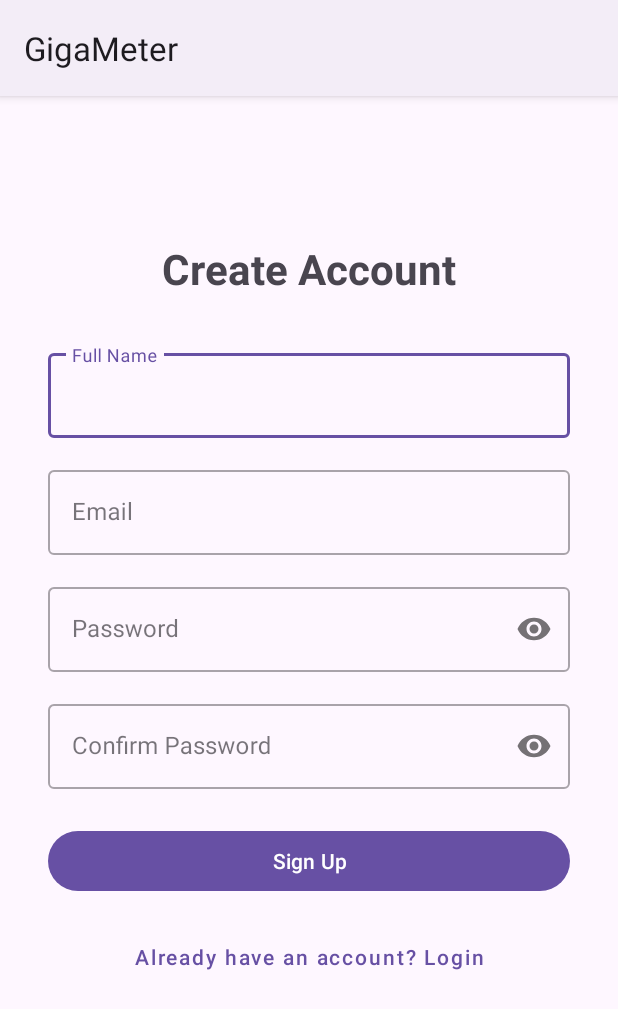
After one commit to Amartyakaushik/GigaMeter, an Android app: the SignupActivity screen opened directly, with no data from a screen before it, on a phone screen of 412 x 824 dp. The commit adds this screen. Shown: the top 1009 px of the screen. Run offline under Robolectric (Android 15) with nearby library versions, the phone set to English and light mode, and no system bars; our stand-ins replace Firebase (no records; nobody signed in at launch, a user with empty details on screens opened directly).

Commit message:
feat: Add sign-out functionality and improve UI
- Add MaterialToolbar with sign-out option in action bar
- Update app theme to support action bar
- Implement proper sign-out functionality in MainActivity
- Fix progress bar visibility issue in SignupActivity
- Improve error handling and user feedback
- Implement view binding across all activities
- Add proper Firebase initialization checks
- Update layout constraints for better UI organization

This commit enhances the authentication flow and user experience by:
- Providing a clear way to sign out through the action bar
- Ensuring proper loading state management
- Improving error messages and validation feedback
- Modernizing the UI with Material Design 3 components

```diff
--- /dev/null
+++ b/app/src/main/res/layout/activity_signup.xml
@@ -0,0 +1,129 @@
+<?xml version="1.0" encoding="utf-8"?>
+<androidx.constraintlayout.widget.ConstraintLayout xmlns:android="http://schemas.android.com/apk/res/android"
+    xmlns:app="http://schemas.android.com/apk/res-auto"
+    xmlns:tools="http://schemas.android.com/tools"
+    android:layout_width="match_parent"
+    android:layout_height="match_parent"
+    android:padding="32dp"
+    tools:context=".SignupActivity">
+
+    <TextView
+        android:id="@+id/titleTextView"
+        android:layout_width="wrap_content"
+        android:layout_height="wrap_content"
+        android:text="Create Account"
+        android:textSize="28sp"
+        android:textStyle="bold"
+        app:layout_constraintTop_toTopOf="parent"
+        app:layout_constraintStart_toStartOf="parent"
+        app:layout_constraintEnd_toEndOf="parent"
+        android:layout_marginTop="64dp" />
+
+    <com.google.android.material.textfield.TextInputLayout
+        android:id="@+id/nameInputLayout"
+        style="@style/Widget.MaterialComponents.TextInputLayout.OutlinedBox"
+        android:layout_width="0dp"
+        android:layout_height="wrap_content"
+        android:layout_marginTop="32dp"
+        app:layout_constraintTop_toBottomOf="@id/titleTextView"
+        app:layout_constraintStart_toStartOf="parent"
+        app:layout_constraintEnd_toEndOf="parent">
+
+        <com.google.android.material.textfield.TextInputEditText
+            android:id="@+id/nameEditText"
+            android:layout_width="match_parent"
+            android:layout_height="wrap_content"
+            android:hint="Full Name"
+            android:inputType="textPersonName" />
+    </com.google.android.material.textfield.TextInputLayout>
+
+    <com.google.android.material.textfield.TextInputLayout
+        android:id="@+id/emailInputLayout"
+        style="@style/Widget.MaterialComponents.TextInputLayout.OutlinedBox"
+        android:layout_width="0dp"
+        android:layout_height="wrap_content"
+        android:layout_marginTop="16dp"
+        app:layout_constraintTop_toBottomOf="@id/nameInputLayout"
+        app:layout_constraintStart_toStartOf="parent"
+        app:layout_constraintEnd_toEndOf="parent">
+
+        <com.google.android.material.textfield.TextInputEditText
+            android:id="@+id/emailEditText"
+            android:layout_width="match_parent"
+            android:layout_height="wrap_content"
+            android:hint="Email"
+            android:inputType="textEmailAddress" />
+    </com.google.android.material.textfield.TextInputLayout>
+
+    <com.google.android.material.textfield.TextInputLayout
+        android:id="@+id/passwordInputLayout"
+        style="@style/Widget.MaterialComponents.TextInputLayout.OutlinedBox"
+        android:layout_width="0dp"
+        android:layout_height="wrap_content"
+        android:layout_marginTop="16dp"
+        app:passwordToggleEnabled="true"
+        app:layout_constraintTop_toBottomOf="@id/emailInputLayout"
+        app:layout_constraintStart_toStartOf="parent"
+        app:layout_constraintEnd_toEndOf="parent">
+
+        <com.google.android.material.textfield.TextInputEditText
+            android:id="@+id/passwordEditText"
+            android:layout_width="match_parent"
+            android:layout_height="wrap_content"
+            android:hint="Password"
+            android:inputType="textPassword" />
+    </com.google.android.material.textfield.TextInputLayout>
+
+    <com.google.android.material.textfield.TextInputLayout
+        android:id="@+id/confirmPasswordInputLayout"
+        style="@style/Widget.MaterialComponents.TextInputLayout.OutlinedBox"
+        android:layout_width="0dp"
+        android:layout_height="wrap_content"
+        android:layout_marginTop="16dp"
+        app:passwordToggleEnabled="true"
+        app:layout_constraintTop_toBottomOf="@id/passwordInputLayout"
+        app:layout_constraintStart_toStartOf="parent"
+        app:layout_constraintEnd_toEndOf="parent">
+
+        <com.google.android.material.textfield.TextInputEditText
+            android:id="@+id/confirmPasswordEditText"
+            android:layout_width="match_parent"
+            android:layout_height="wrap_content"
+            android:hint="Confirm Password"
+            android:inputType="textPassword" />
+    </com.google.android.material.textfield.TextInputLayout>
+
+    <Button
+        android:id="@+id/signupButton"
+        android:layout_width="0dp"
+        android:layout_height="wrap_content"
+        android:text="Sign Up"
+        android:layout_marginTop="24dp"
+        app:layout_constraintTop_toBottomOf="@id/confirmPasswordInputLayout"
+        app:layout_constraintStart_toStartOf="parent"
+        app:layout_constraintEnd_toEndOf="parent" />
+
+    <Button
+        android:id="@+id/loginButton"
+        style="@style/Widget.MaterialComponents.Button.TextButton"
+        android:layout_width="wrap_content"
+        android:layout_height="wrap_content"
+        android:text="Already have an account? Login"
+        android:textAllCaps="false"
+        app:layout_constraintTop_toBottomOf="@id/signupButton"
+        app:layout_constraintStart_toStartOf="parent"
+        app:layout_constraintEnd_toEndOf="parent"
+        android:layout_marginTop="16dp"/>
+
+    <ProgressBar
+        android:id="@+id/progressBar"
+        android:layout_width="wrap_content"
+        android:layout_height="wrap_content"
+        android:visibility="gone"
+        app:layout_constraintTop_toTopOf="parent"
+        app:layout_constraintBottom_toBottomOf="parent"
+        app:layout_constraintStart_toStartOf="parent"
+        app:layout_constraintEnd_toEndOf="parent"
+        tools:visibility="visible"/>
+
+</androidx.constraintlayout.widget.ConstraintLayout>
--- a/app/src/main/res/values/themes.xml
+++ b/app/src/main/res/values/themes.xml
@@ -1,6 +1,6 @@
 <resources xmlns:tools="http://schemas.android.com/tools">
     <!-- Base application theme. -->
-    <style name="Base.Theme.GigaMeter" parent="Theme.Material3.DayNight.NoActionBar">
+    <style name="Base.Theme.GigaMeter" parent="Theme.Material3.DayNight">
         <!-- Customize your light theme here. -->
         <!-- <item name="colorPrimary">@color/my_light_primary</item> -->
     </style>
--- a/build.gradle.kts
+++ b/build.gradle.kts
@@ -2,4 +2,5 @@
 plugins {
     alias(libs.plugins.android.application) apply false
     alias(libs.plugins.kotlin.android) apply false
+    id("com.google.gms.google-services") version "4.4.1" apply false
 }
```
Also changed, not shown: app/build.gradle.kts (+19 -2 lines), app/src/main/AndroidManifest.xml (+17 -3 lines), app/src/main/java/com/example/gigameter/AuthActivity.kt (added, +104 -0 lines), app/src/main/java/com/example/gigameter/MainActivity.kt (+49 -15 lines), app/src/main/java/com/example/gigameter/SignupActivity.kt (added, +166 -0 lines), app/src/main/res/layout/activity_auth.xml (added, +92 -0 lines), app/src/main/res/layout/activity_main.xml (+11 -1 lines), app/src/main/res/menu/main_menu.xml (added, +9 -0 lines), gradle/libs.versions.toml (+19 -10 lines), 1 other file.
